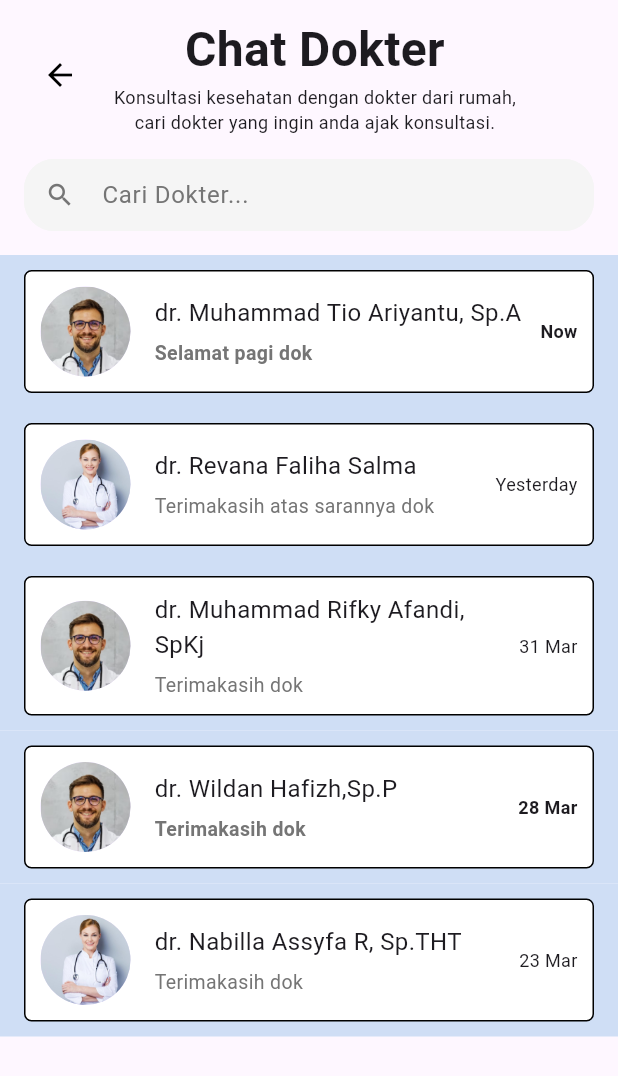
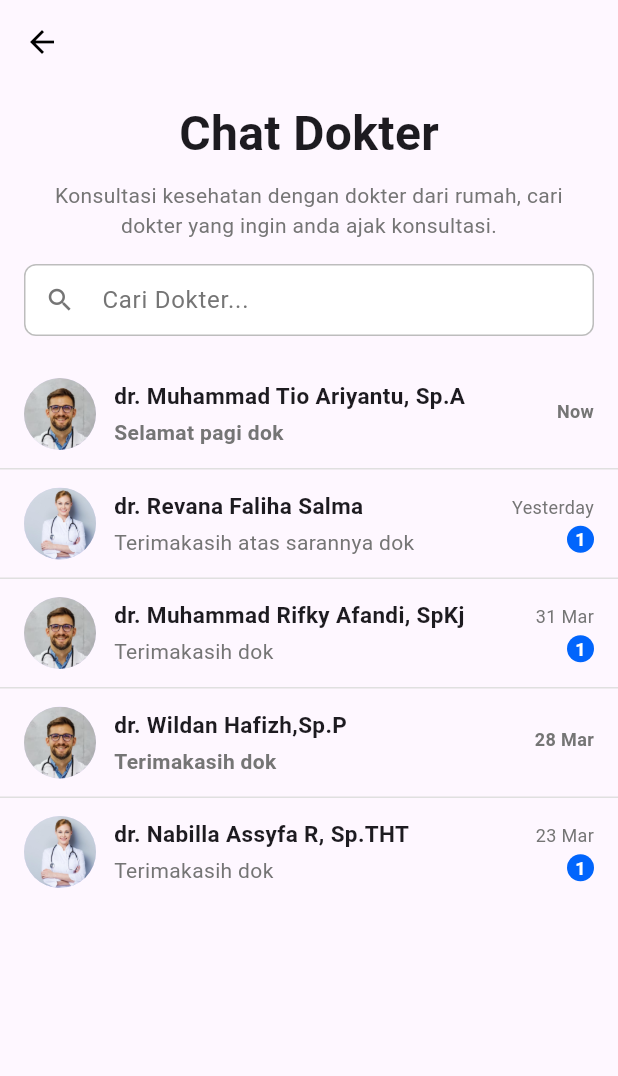
Before and after one commit to nabillassyfa/TUBES-KEL-6-C2, a Flutter app: the ChatPage screen opened directly, on a phone screen of 412 x 824 dp. Shown: the top 1076 px of the screen. Run offline on Flutter 3.47's test engine with Material 3 defaults, Android fonts, the phone set to English and light mode, and no system bars; our stand-ins replace carousel_slider, qr_flutter, shared_preferences, timelines; accounts and stored records are empty; Roboto replaces fonts that are missing (inter).

Commit message:
memperbaiki tampilan chat dokter

```diff
--- a/Souce Code/lib/Fitur/chat_dokter.dart
+++ b/Souce Code/lib/Fitur/chat_dokter.dart
@@ -38,17 +38,8 @@ class _ChatPageState extends State<ChatPage> {
   @override
   Widget build(BuildContext context) {
     return Scaffold(
-      body: SingleChildScrollView(
-        physics: BouncingScrollPhysics(),
-        child: Column(
-          crossAxisAlignment: CrossAxisAlignment.start,
-          children: <Widget>[
-            SafeArea(
-              child: Padding(
-                padding: EdgeInsets.only(left: 16, right: 16, top: 10),
-                child: Row(
-                  children: <Widget>[
-                    IconButton(
+      appBar: AppBar(
+        leading: IconButton(
           onPressed: () {
             Navigator.pop(context);
           },
@@ -58,40 +49,41 @@ class _ChatPageState extends State<ChatPage> {
             color: Colors.black,
           ),
         ),
-                    Flexible(
+      ),
+      body: SingleChildScrollView(
+        physics: BouncingScrollPhysics(),
+        child: Column(
+          crossAxisAlignment: CrossAxisAlignment.center,
+          children: <Widget>[
+            SafeArea(
+              child: Padding(
+                padding: const EdgeInsets.only(left: 16, right: 16, top: 10),
                 child: Column(
                   crossAxisAlignment: CrossAxisAlignment.center,
                   children: <Widget>[
                     Text(
                       "Chat Dokter",
-                            textAlign: TextAlign.center,
                       style: TextStyle(
                         fontSize: 32,
                         fontWeight: FontWeight.bold,
                       ),
                     ),
+                    SizedBox(height: 8),
                     Text(
                       "Konsultasi kesehatan dengan dokter dari rumah, cari dokter yang ingin anda ajak konsultasi.",
                       textAlign: TextAlign.center,
                       style: TextStyle(
-                              fontSize: 12,
+                        fontSize: 14,
+                        color: Colors.grey.shade600,
                       ),
                     ),
                   ],
                 ),
               ),
-
-                    SizedBox(
-                        width: 40), // Menambahkan spasi antara teks dan ikon
-                  ],
-                  mainAxisAlignment: MainAxisAlignment
-                      .spaceBetween, // Memposisikan secara sejajar dan rata antara elemen
             ),
-              ),
-            ),
-
+            SizedBox(height: 16),
             Padding(
-              padding: EdgeInsets.only(top: 16, left: 16, right: 16),
+              padding: const EdgeInsets.symmetric(horizontal: 16),
               child: TextField(
                 decoration: InputDecoration(
                   hintText: "Cari Dokter...",
@@ -102,23 +94,40 @@ class _ChatPageState extends State<ChatPage> {
                     size: 20,
                   ),
                   filled: true,
-                  fillColor: Colors.grey.shade100,
-                  contentPadding: EdgeInsets.all(8),
+                  fillColor: Colors.white,
+                  contentPadding:
+                      EdgeInsets.symmetric(vertical: 12, horizontal: 16),
+                  border: OutlineInputBorder(
+                    borderRadius: BorderRadius.circular(8),
+                    borderSide: BorderSide(
+                      color: Colors.grey.shade400,
+                    ),
+                  ),
                   enabledBorder: OutlineInputBorder(
-                    borderRadius: BorderRadius.circular(20),
+                    borderRadius: BorderRadius.circular(8),
                     borderSide: BorderSide(
-                      color: Colors.grey.shade100,
+                      color: Colors.grey.shade400,
+                    ),
+                  ),
+                  focusedBorder: OutlineInputBorder(
+                    borderRadius: BorderRadius.circular(8),
+                    borderSide: BorderSide(
+                      color: Colors.grey.shade600,
                     ),
                   ),
                 ),
               ),
             ),
             // ListView.builder moved here
-            ListView.builder(
+            ListView.separated(
               itemCount: chatUsers.length,
               shrinkWrap: true,
               padding: EdgeInsets.only(top: 16),
               physics: NeverScrollableScrollPhysics(),
+              separatorBuilder: (context, index) => Divider(
+                color: Colors.grey.shade300,
+                height: 1,
+              ),
               itemBuilder: (context, index) {
                 return ConversationList(
                   name: chatUsers[index].text,
@@ -177,58 +186,78 @@ class _ConversationListState extends State<ConversationList> {
         }));
       },
       child: Container(
-        color: Color.fromARGB(
-            250, 206, 222, 245), // Latar belakang chat berwarna biru
-        padding: EdgeInsets.symmetric(vertical: 10, horizontal: 16),
-        child: Container(
-          decoration: BoxDecoration(
-            color: Colors.white, // Kotak chat berwarna putih
-            borderRadius: BorderRadius.circular(5),
-            border: Border.all(color: Colors.black),
-          ),
-          child: Padding(
-            padding: EdgeInsets.all(10),
+        padding: EdgeInsets.symmetric(vertical: 12, horizontal: 16),
         child: Row(
           children: <Widget>[
             CircleAvatar(
               backgroundImage: AssetImage(widget.imageUrl),
-                  maxRadius: 30,
+              maxRadius: 24,
             ),
-                SizedBox(width: 16),
+            SizedBox(width: 12),
             Expanded(
               child: Column(
                 crossAxisAlignment: CrossAxisAlignment.start,
                 children: <Widget>[
                   Text(
                     widget.name,
-                        style: TextStyle(fontSize: 16),
+                    style: TextStyle(
+                      fontSize: 15,
+                      fontWeight: FontWeight.bold,
                     ),
-                      SizedBox(height: 6),
+                  ),
+                  SizedBox(height: 4),
                   Text(
                     widget.messageText,
                     style: TextStyle(
-                          fontSize: 13,
+                      fontSize: 14,
+                      color: Colors.grey.shade600,
+                      fontWeight: widget.isMessageRead
+                          ? FontWeight.bold
+                          : FontWeight.normal,
+                    ),
+                    maxLines: 1,
+                    overflow: TextOverflow.ellipsis,
+                  ),
+                ],
+              ),
+            ),
+            SizedBox(width: 12),
+            Column(
+              crossAxisAlignment: CrossAxisAlignment.end,
+              children: <Widget>[
+                Text(
+                  widget.time,
+                  style: TextStyle(
+                    fontSize: 12,
                     color: Colors.grey.shade600,
                     fontWeight: widget.isMessageRead
                         ? FontWeight.bold
                         : FontWeight.normal,
                   ),
                 ),
-                    ],
+                SizedBox(height: 4),
+                if (!widget.isMessageRead)
+                  Container(
+                    width: 18,
+                    height: 18,
+                    decoration: BoxDecoration(
+                      color: Color(0xff0165fc),
+                      shape: BoxShape.circle,
+                    ),
+                    child: Center(
+                      child: Text(
+                        '1',
+                        style: TextStyle(
+                          fontSize: 12,
+                          color: Colors.white,
+                          fontWeight: FontWeight.bold,
                         ),
                       ),
-                Text(
-                  widget.time,
-                  style: TextStyle(
-                    fontSize: 12,
-                    fontWeight: widget.isMessageRead
-                        ? FontWeight.bold
-                        : FontWeight.normal,
                     ),
                   ),
               ],
             ),
-          ),
+          ],
         ),
       ),
     );
```
Lines whose indentation alone changed are shown as unchanged.
